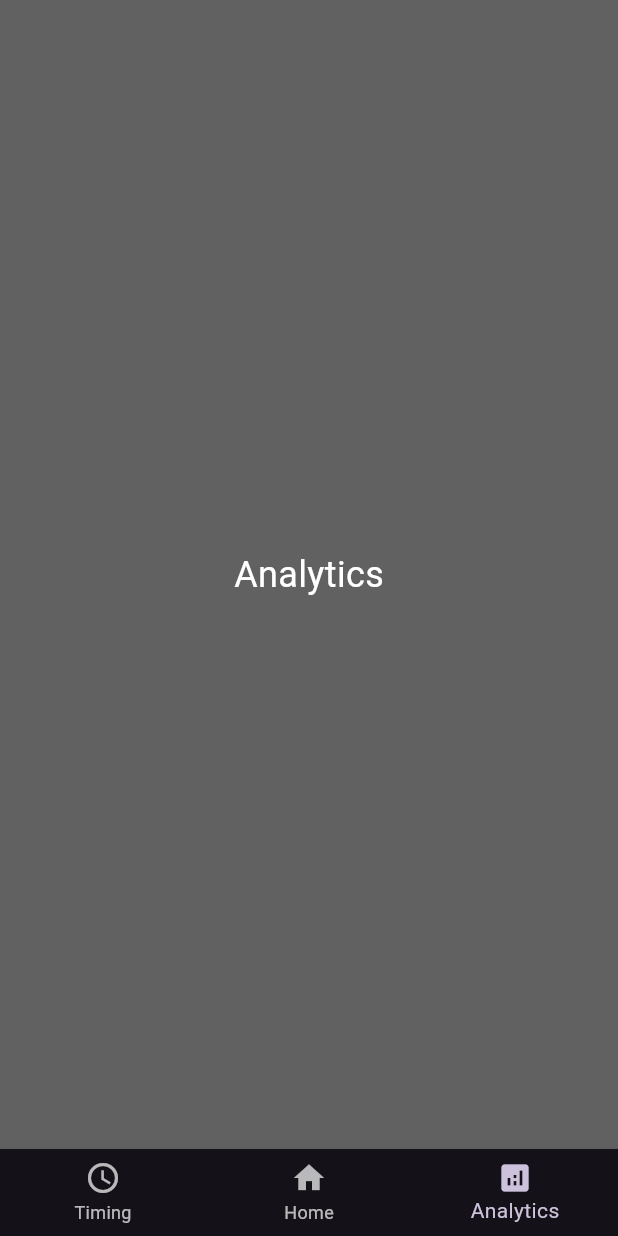
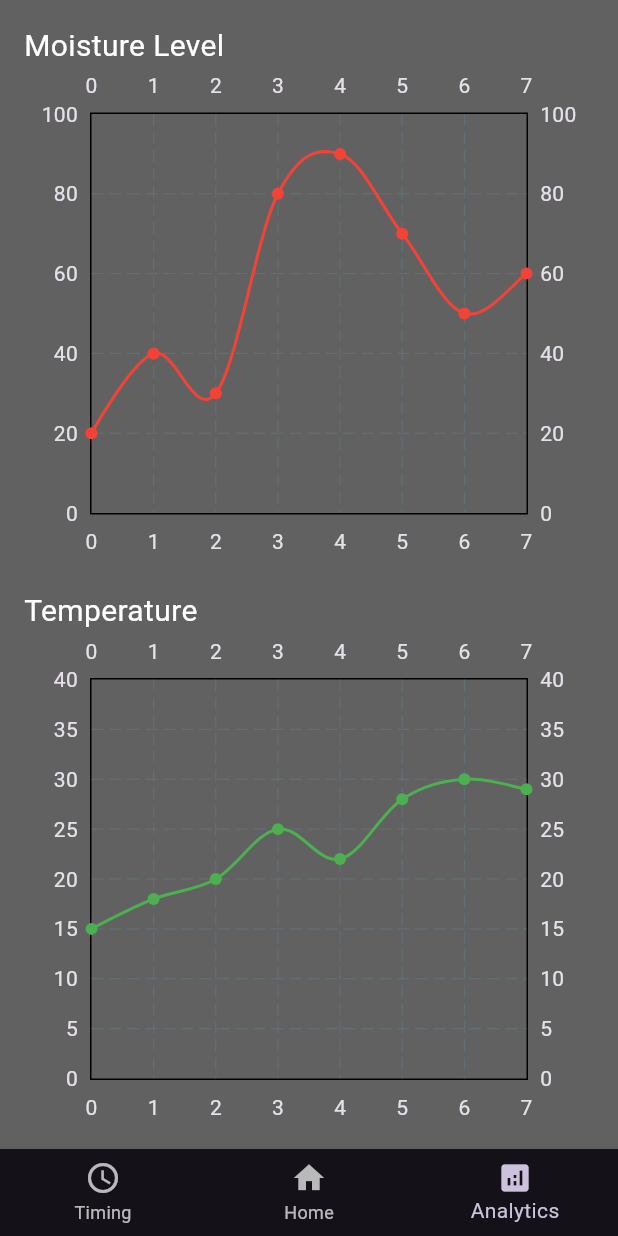
Before and after one commit to EvanBijoy/agro, a Flutter app: the screen it shows after launch, item 3 of the bottom bar chosen, on a phone screen of 412 x 824 dp. Run offline on Flutter 3.47's test engine with Material 3 defaults, Android fonts, the phone set to English and light mode, and no system bars; drawn by our look-alikes of fl_chart.

Commit message:
more dev

```diff
--- a/agro/lib/analytics_section.dart
+++ b/agro/lib/analytics_section.dart
@@ -1,17 +1,88 @@
 import 'package:flutter/material.dart';
+import 'package:fl_chart/fl_chart.dart';
 
 class AnalyticsSection extends StatelessWidget {
-  const AnalyticsSection({super.key});
+  const AnalyticsSection({Key? key});
 
   @override
   Widget build(BuildContext context) {
     return Container(
       color: Colors.grey[700],
-      child: const Center(
-        child: Text(
-          'Analytics',
-          style: TextStyle(color: Colors.white, fontSize: 24.0),
-        ),
+      padding: EdgeInsets.all(16.0),
+      child: Column(
+        crossAxisAlignment: CrossAxisAlignment.stretch,
+        children: [
+          Expanded(
+            child: Column(
+              crossAxisAlignment: CrossAxisAlignment.stretch,
+              children: [
+                Text(
+                  'Moisture Level',
+                  style: TextStyle(color: Colors.white, fontSize: 20.0),
+                ),
+                Expanded(
+                  child: LineChart(
+                    LineChartData(
+                      minX: 0,
+                      maxX: 7,
+                      minY: 0,
+                      maxY: 100,
+                      lineBarsData: [
+                        LineChartBarData(
+                          spots: [
+                            FlSpot(0, 20), // Sample data, replace with your actual data
+                            FlSpot(1, 40),
+                            FlSpot(2, 30),
+                            FlSpot(3, 80),
+                            FlSpot(4, 90),
+                            FlSpot(5, 70),
+                            FlSpot(6, 50),
+                            FlSpot(7, 60),
+                          ],
+                          colors: [Colors.red], // Change color to red
+                          isCurved: true,
+                          dotData: FlDotData(show: true),
+                        ),
+                      ],
+                    ),
+                  ),
+                ),
+                SizedBox(height: 20),
+                Text(
+                  'Temperature',
+                  style: TextStyle(color: Colors.white, fontSize: 20.0),
+                ),
+                Expanded(
+                  child: LineChart(
+                    LineChartData(
+                      minX: 0,
+                      maxX: 7,
+                      minY: 0,
+                      maxY: 40,
+                      lineBarsData: [
+                        LineChartBarData(
+                          spots: [
+                            FlSpot(0, 15), // Sample data, replace with your actual data
+                            FlSpot(1, 18),
+                            FlSpot(2, 20),
+                            FlSpot(3, 25),
+                            FlSpot(4, 22),
+                            FlSpot(5, 28),
+                            FlSpot(6, 30),
+                            FlSpot(7, 29),
+                          ],
+                          colors: [Colors.green], // Change color to green
+                          isCurved: true,
+                          dotData: FlDotData(show: true),
+                        ),
+                      ],
+                    ),
+                  ),
+                ),
+              ],
+            ),
+          ),
+        ],
       ),
     );
   }
--- a/agro/lib/main.dart
+++ b/agro/lib/main.dart
@@ -8,7 +8,7 @@ void main() {
 }
 
 class MyApp extends StatelessWidget {
-  const MyApp({super.key});
+  const MyApp({Key? key});
 
   @override
   Widget build(BuildContext context) {
@@ -21,7 +21,7 @@ class MyApp extends StatelessWidget {
 }
 
 class MainPage extends StatefulWidget {
-  const MainPage({super.key});
+  const MainPage({Key? key});
 
   @override
   _MainPageState createState() => _MainPageState();
@@ -41,14 +41,14 @@ class _MainPageState extends State<MainPage> {
       backgroundColor: Colors.grey[900],
       body: GestureDetector(
         onHorizontalDragEnd: (details) {
-          if (details.velocity.pixelsPerSecond.dx > 0) {
+          if (details.primaryVelocity! > 0) {
             // swiped right
             if (_currentIndex > 0) {
               setState(() {
                 _currentIndex--;
               });
             }
-          } else {
+          } else if (details.primaryVelocity! < 0) {
             // swiped left
             if (_currentIndex < _sections.length - 1) {
               setState(() {
--- a/agro/pubspec.yaml
+++ b/agro/pubspec.yaml
@@ -19,7 +19,7 @@ publish_to: 'none' # Remove this line if you wish to publish to pub.dev
 version: 1.0.0+1
 
 environment:
-  sdk: '>=3.3.3 <4.0.0'
+  sdk: '>=3.3.2 <4.0.0'
 
 # Dependencies specify other packages that your package needs in order to work.
 # To automatically upgrade your package dependencies to the latest versions
@@ -35,6 +35,7 @@ dependencies:
   # The following adds the Cupertino Icons font to your application.
   # Use with the CupertinoIcons class for iOS style icons.
   cupertino_icons: ^1.0.6
+  fl_chart: ^0.35.0
 
 dev_dependencies:
   flutter_test:
```
Also changed, not shown: agro/lib/timing_section.dart (+45 -27 lines), agro/pubspec.lock.
